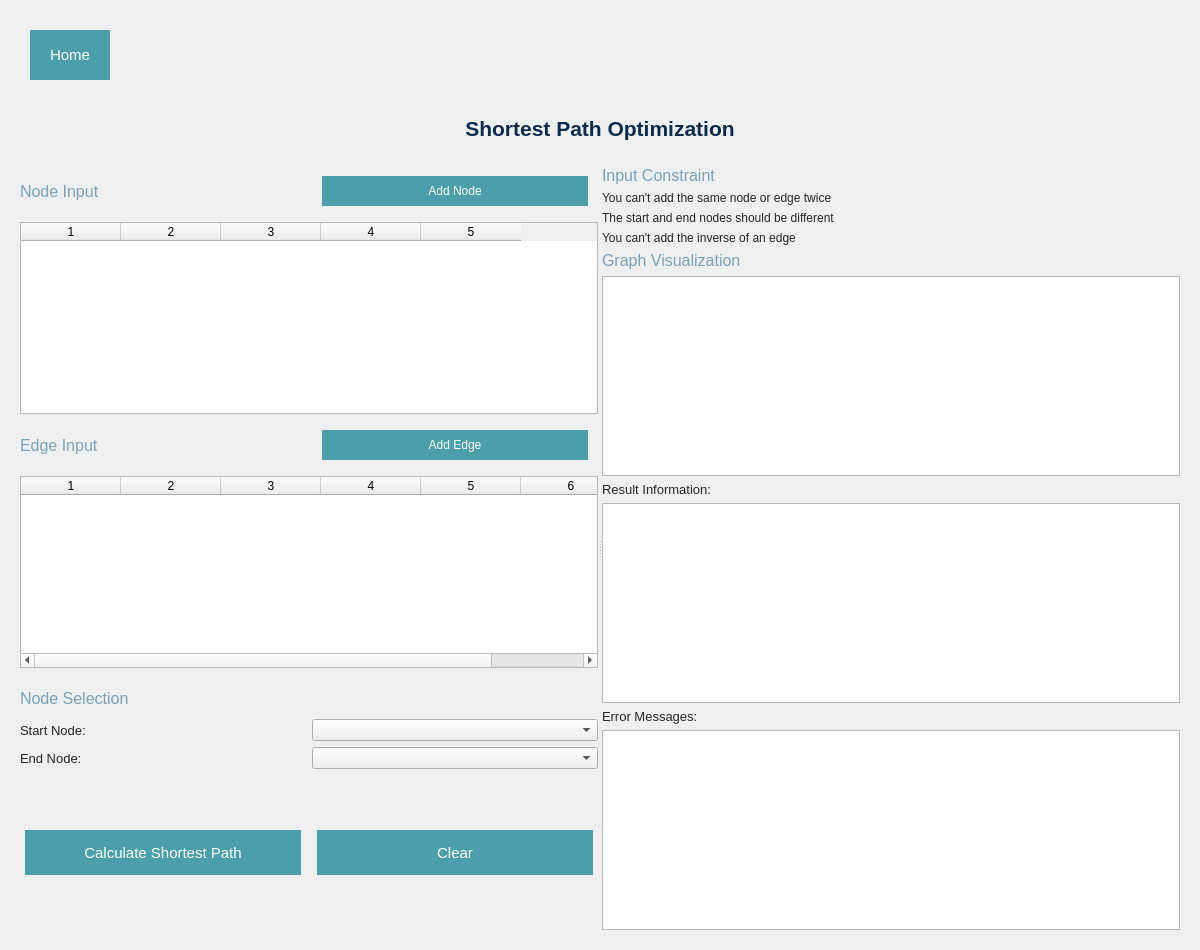
AziizBg/RO_Project, file layout.ui: the form before one commit.
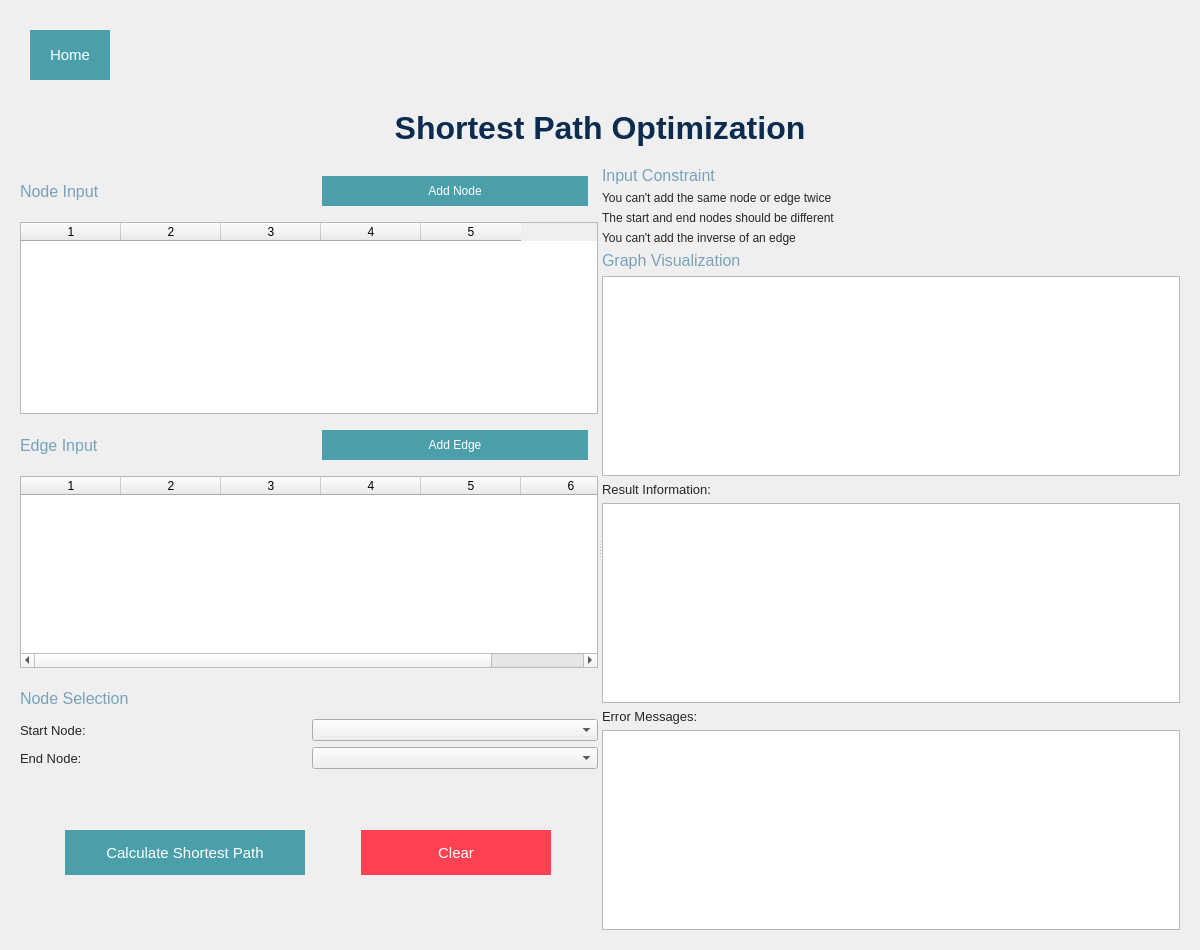
The form after the commit.

Patch:
```diff
--- a/layout.ui
+++ b/layout.ui
@@ -70,7 +70,7 @@
       </property>
       <property name="font">
        <font>
-        <pointsize>16</pointsize>
+        <pointsize>24</pointsize>
         <weight>75</weight>
         <bold>true</bold>
        </font>
@@ -336,6 +336,12 @@
           </property>
           <item>
            <widget class="QPushButton" name="calculate_button">
+            <property name="maximumSize">
+                <size>
+                 <width>250</width>
+                 <height>16777215</height>
+                </size>
+            </property>
             <property name="font">
              <font>
               <pointsize>11</pointsize>
@@ -366,6 +372,12 @@
           </item>
           <item>
            <widget class="QPushButton" name="clear_button">
+            <property name="maximumSize">
+             <size>
+              <width>200</width>
+              <height>16777215</height>
+             </size>
+            </property> 
             <property name="font">
              <font>
               <pointsize>11</pointsize>
@@ -377,7 +389,7 @@
             <property name="styleSheet">
              <string notr="true">
                                                         QPushButton {
-                                                        background-color: #4a9fab;
+                                                        background-color: #ff4151;
                                                         border: none;
                                                         color: white;
                                                         padding: 5px ;
```
Left out of the diff: 2 changed lines with no effect on the pictures.
